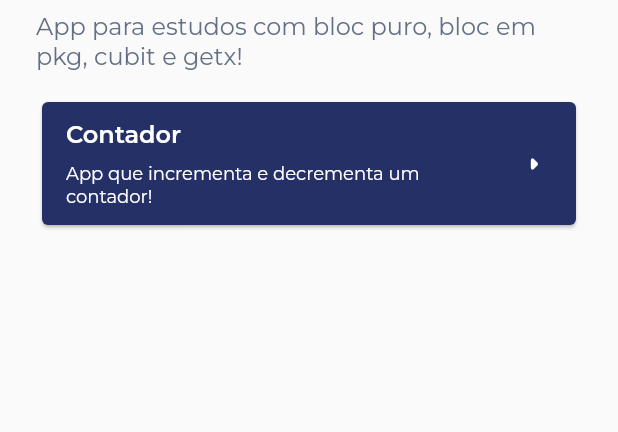
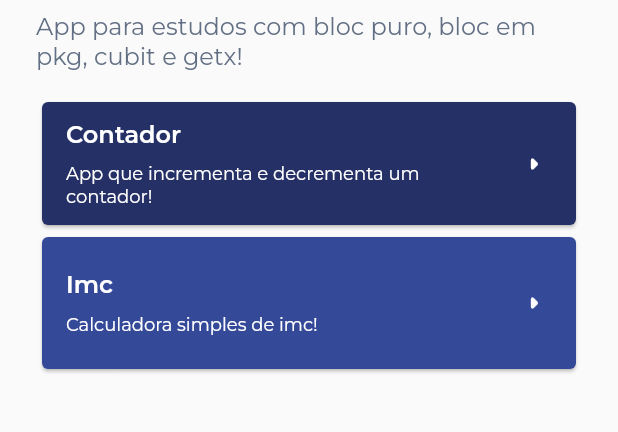
Before and after one commit to ViniciusPii/study-superapp-bloc-cubit, a Flutter app: the screen it shows after launch, on a phone screen of 412 x 824 dp, the part 81-513 px from its top. Run offline on Flutter 3.47's test engine with Material 2 defaults, Android fonts, the phone set to English and light mode, and no system bars; our stand-ins replace bloc, flutter_bloc, google_fonts; missing offline and left inert: validatorless.

Commit message:
Imc com bloc_pkg

```diff
--- a/lib/src/modules/home/home_page.dart
+++ b/lib/src/modules/home/home_page.dart
@@ -46,7 +46,16 @@ class HomePage extends StatelessWidget {
             Routes.counter,
             arguments: AppColors.blue800,
           ),
-        )
+        ),
+        CardComponent(
+          title: 'Imc',
+          color: AppColors.blue700,
+          description: 'Calculadora simples de imc!',
+          func: () => Navigator.of(context).pushNamed(
+            Routes.imc,
+            arguments: AppColors.blue700,
+          ),
+        ),
       ],
     );
   }
--- /dev/null
+++ b/lib/src/modules/imc/bloc/imc_bloc.dart
@@ -0,0 +1,35 @@
+import 'package:bloc/bloc.dart';
+
+part 'imc_event.dart';
+part 'imc_state.dart';
+
+class ImcBloc extends Bloc<ImcEvent, ImcState> {
+  ImcBloc() : super(ImcInitial()) {
+    on<ImcCalculate>(_imcCalculate);
+  }
+
+  void _imcCalculate(ImcCalculate event, Emitter<ImcState> emit) async {
+    emit(ImcLoading());
+
+    await Future.delayed(const Duration(milliseconds: 800));
+
+    String imcResult = '';
+    double imc = event.weight / (event.height * event.height);
+
+    if (imc < 18.5) {
+      imcResult = 'Abaixo do peso';
+    } else if (imc <= 24.9) {
+      imcResult = 'Peso normal';
+    } else if (imc <= 29.9) {
+      imcResult = 'Sobrepeso';
+    } else if (imc <= 34.9) {
+      imcResult = 'Obesidade 1';
+    } else if (imc <= 39.9) {
+      imcResult = 'Obesidade 2';
+    } else {
+      imcResult = 'Obesidade 3';
+    }
+
+    emit(ImcSuccess(imc: imc, result: imcResult));
+  }
+}
--- /dev/null
+++ b/lib/src/modules/imc/bloc/imc_state.dart
@@ -0,0 +1,34 @@
+part of 'imc_bloc.dart';
+
+abstract class ImcState {
+  ImcState({
+    required this.imc,
+    required this.result,
+  });
+
+  final double imc;
+  final String result;
+}
+
+class ImcInitial extends ImcState {
+  ImcInitial() : super(imc: 0, result: '');
+}
+
+class ImcLoading extends ImcState {
+  ImcLoading() : super(imc: 0, result: '');
+}
+
+class ImcSuccess extends ImcState {
+  ImcSuccess({
+    required double imc,
+    required String result,
+  }) : super(imc: imc, result: result);
+}
+
+class ImcError extends ImcState {
+  ImcError({
+    required this.message,
+  }) : super(imc: 0, result: '');
+
+  final String message;
+}
--- a/lib/src/routes/routes.dart
+++ b/lib/src/routes/routes.dart
@@ -2,9 +2,12 @@ import 'package:flutter_bloc/flutter_bloc.dart';
 import 'package:superapp/src/modules/counter/bloc/counter_bloc.dart';
 import 'package:superapp/src/modules/counter/counter_page.dart';
 import 'package:superapp/src/modules/home/home_page.dart';
+import 'package:superapp/src/modules/imc/bloc/imc_bloc.dart';
+import 'package:superapp/src/modules/imc/imc_page.dart';
 
 class Routes {
   static const String home = '/';
+  static const String imc = '/imc';
   static const String counter = '/counter';
 
   final routes = {
@@ -13,5 +16,9 @@ class Routes {
           create: (context) => CounterBloc(),
           child: const CounterPage(),
         ),
+    imc: (context) => BlocProvider(
+          create: (context) => ImcBloc(),
+          child: const ImcPage(),
+        ),
   };
 }
--- a/pubspec.yaml
+++ b/pubspec.yaml
@@ -37,6 +37,7 @@ dependencies:
   google_fonts: ^3.0.1
   bloc: ^8.0.3
   flutter_bloc: ^8.0.1
+  validatorless: ^1.2.1
 
 dev_dependencies:
   flutter_test:
```
Also changed, not shown: lib/src/modules/imc/bloc/imc_event.dart (added, +13 -0 lines), lib/src/modules/imc/imc_page.dart (added, +149 -0 lines), pubspec.lock.
